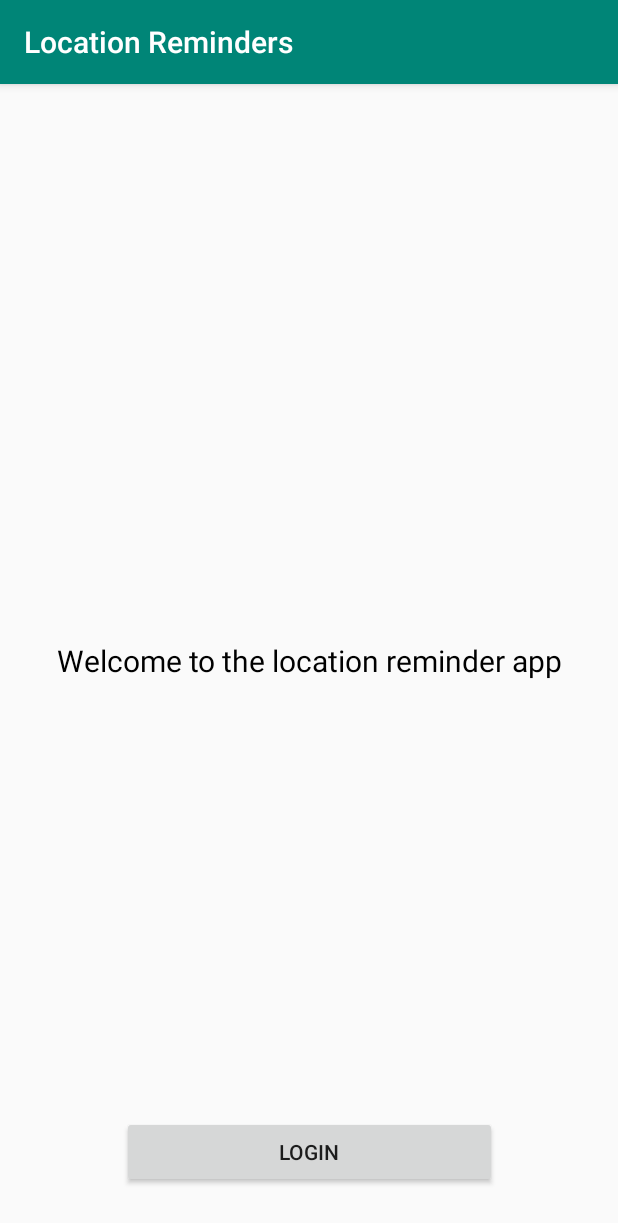
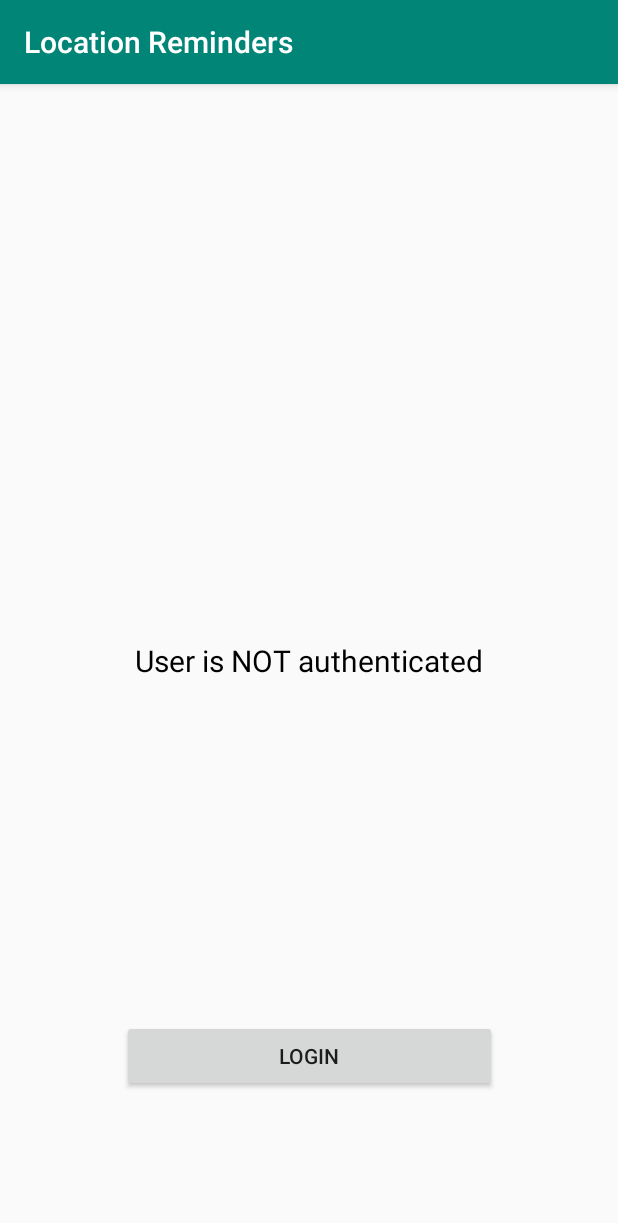
Before and after one commit to goodieosc/location-reminder-app, an Android app: the screen it shows after launch (AuthenticationActivity), on a phone screen of 412 x 824 dp. Shown: the top 1223 px of the screen. Run offline under Robolectric (Android 15) with nearby library versions, the phone set to English and light mode, and no system bars; our stand-ins replace Firebase (no records; nobody signed in at launch, a user with empty details on screens opened directly); libraries missing offline, so code that uses them is left out: com.firebase.ui.

```diff
--- a/app/src/main/java/com/udacity/project4/MyApp.kt
+++ b/app/src/main/java/com/udacity/project4/MyApp.kt
@@ -1,6 +1,7 @@
 package com.udacity.project4
 
 import android.app.Application
+import com.google.firebase.auth.FirebaseAuth
 import com.udacity.project4.locationreminders.data.ReminderDataSource
 import com.udacity.project4.locationreminders.data.local.LocalDB
 import com.udacity.project4.locationreminders.data.local.RemindersLocalRepository
--- a/app/src/main/java/com/udacity/project4/authentication/AuthenticationActivity.kt
+++ b/app/src/main/java/com/udacity/project4/authentication/AuthenticationActivity.kt
@@ -4,11 +4,19 @@ import android.app.Activity
 import android.content.Intent
 import android.os.Bundle
 import android.util.Log
+import android.view.View
+import androidx.activity.viewModels
 import androidx.appcompat.app.AppCompatActivity
+import androidx.core.content.ContentProviderCompat.requireContext
+import androidx.fragment.app.viewModels
+import androidx.lifecycle.Observer
+import androidx.navigation.findNavController
+import androidx.navigation.fragment.findNavController
 import com.firebase.ui.auth.AuthUI
 import com.firebase.ui.auth.IdpResponse
 import com.google.firebase.auth.FirebaseAuth
 import com.udacity.project4.R
+import com.udacity.project4.locationreminders.RemindersActivity
 import kotlinx.android.synthetic.main.activity_authentication.*
 
 /**
@@ -20,18 +28,28 @@ class AuthenticationActivity : AppCompatActivity() {
     val SIGN_IN_REQUEST_CODE = 1001
     val TAG = "AuthenticationActivity"
 
+    // Get a reference to the ViewModel scoped to this Fragment
+    private val viewModel by viewModels<LoginViewModel>()
+
     override fun onCreate(savedInstanceState: Bundle?) {
         super.onCreate(savedInstanceState)
         setContentView(R.layout.activity_authentication)
 
-//      TODO: Implement the create account and sign in using FirebaseUI, use sign in using email and sign in using Google
+        //Sign user out with application starts.
+        FirebaseAuth.getInstance().signOut()
+
+        //Implement the create account and sign in using FirebaseUI, use sign in using email and sign in using Google
         buttonLogin.setOnClickListener {
             launchSignInFlow()
         }
 
+        buttonSignOut.setOnClickListener{
+            signUserOut()
+        }
 
 
 //          TODO: If the user was authenticated, send him to RemindersActivity
+        observeAuthenticationState()
 
 //          TODO: a bonus is to customize the sign in flow to look nice using :
         //https://github.com/firebase/FirebaseUI-Android/blob/master/auth/README.md#custom-layout
@@ -77,4 +95,34 @@ class AuthenticationActivity : AppCompatActivity() {
         )
     }
 
+    /**
+     * Observes the authentication state and changes the UI accordingly.
+     */
+    private fun observeAuthenticationState() {
+
+        viewModel.authenticationState.observe(this, Observer { authenticationState ->
+            when (authenticationState) {
+                LoginViewModel.AuthenticationState.AUTHENTICATED -> {
+
+                    //If the user is logged in,
+                    Log.i(TAG, "User is authenticated")
+                    loginStatusTextView.setText("User is authenticated ${FirebaseAuth.getInstance().currentUser?.displayName}!")
+
+                    val intent = Intent(this, RemindersActivity::class.java)
+                    startActivity(intent)
+
+                }
+                else -> {
+                    // If there is no logged-in user,
+                    Log.i(TAG, "User is NOT authenticated")
+                    loginStatusTextView.setText("User is NOT authenticated")
+                    buttonSignOut.visibility = View.INVISIBLE
+                }
+            }
+        })
+    }
+
+    fun signUserOut() {
+        AuthUI.getInstance().signOut(applicationContext)
+    }
 }
--- /dev/null
+++ b/app/src/main/java/com/udacity/project4/authentication/FirebaseUserLiveData.kt
@@ -0,0 +1,31 @@
+package com.udacity.project4.authentication
+
+import androidx.lifecycle.LiveData
+import com.google.firebase.auth.FirebaseAuth
+import com.google.firebase.auth.FirebaseUser
+
+class FirebaseUserLiveData : LiveData<FirebaseUser?>() {
+    private val firebaseAuth = FirebaseAuth.getInstance()
+
+    // Set the value of this FireUserLiveData object by hooking it up to equal the value of the
+    // current FirebaseUser. You can utilize the FirebaseAuth.AuthStateListener callback to get
+    // updates on the current Firebase user logged into the app.
+    private val authStateListener = FirebaseAuth.AuthStateListener { firebaseAuth ->
+        // Use the FirebaseAuth instance instantiated at the beginning of the class to get an
+        //  entry point into the Firebase Authentication SDK the app is using.
+        //  With an instance of the FirebaseAuth class, you can now query for the current user.
+        value = firebaseAuth.currentUser
+    }
+
+    // When this object has an active observer, start observing the FirebaseAuth state to see if
+    // there is currently a logged in user.
+    override fun onActive() {
+        firebaseAuth.addAuthStateListener(authStateListener)
+    }
+
+    // When this object no longer has an active observer, stop observing the FirebaseAuth state to
+    // prevent memory leaks.
+    override fun onInactive() {
+        firebaseAuth.removeAuthStateListener(authStateListener)
+    }
+}
--- /dev/null
+++ b/app/src/main/java/com/udacity/project4/authentication/LoginViewModel.kt
@@ -0,0 +1,22 @@
+package com.udacity.project4.authentication
+
+import androidx.lifecycle.ViewModel
+import androidx.lifecycle.map
+
+class LoginViewModel : ViewModel() {
+
+    enum class AuthenticationState {
+        AUTHENTICATED, UNAUTHENTICATED, INVALID_AUTHENTICATION
+    }
+
+    // Create an authenticationState variable based off the FirebaseUserLiveData object. By
+    // creating this variable, other classes will be able to query for whether the user is logged
+    // in or not
+    val authenticationState = FirebaseUserLiveData().map { user ->
+        if (user != null) {
+            AuthenticationState.AUTHENTICATED
+        } else {
+            AuthenticationState.UNAUTHENTICATED
+        }
+    }
+}
--- a/app/src/main/java/com/udacity/project4/locationreminders/RemindersActivity.kt
+++ b/app/src/main/java/com/udacity/project4/locationreminders/RemindersActivity.kt
@@ -8,6 +8,7 @@ import androidx.appcompat.app.AppCompatActivity
 import androidx.core.app.ActivityCompat
 import androidx.core.content.ContextCompat
 import androidx.navigation.fragment.NavHostFragment
+import com.firebase.ui.auth.AuthUI
 import com.udacity.project4.R
 import kotlinx.android.synthetic.main.activity_reminders.*
 
@@ -19,7 +20,6 @@ class RemindersActivity : AppCompatActivity() {
     override fun onCreate(savedInstanceState: Bundle?) {
         super.onCreate(savedInstanceState)
         setContentView(R.layout.activity_reminders)
-
     }
 
     override fun onOptionsItemSelected(item: MenuItem): Boolean {
--- a/app/src/main/res/layout/activity_authentication.xml
+++ b/app/src/main/res/layout/activity_authentication.xml
@@ -7,6 +7,7 @@
     tools:context=".authentication.AuthenticationActivity">
 
     <TextView
+        android:id="@+id/loginStatusTextView"
         android:layout_width="wrap_content"
         android:layout_height="wrap_content"
         android:text="@string/welcome_to_the_location_reminder_app"
@@ -21,11 +22,24 @@
         android:id="@+id/buttonLogin"
         android:layout_width="wrap_content"
         android:layout_height="wrap_content"
+        android:layout_marginBottom="16dp"
+        android:width="250dp"
+        android:text="Login"
+        app:layout_constraintBottom_toTopOf="@+id/buttonSignOut"
+        app:layout_constraintEnd_toEndOf="parent"
+        app:layout_constraintHorizontal_bias="0.503"
+        app:layout_constraintStart_toStartOf="parent" />
+
+    <Button
+        android:id="@+id/buttonSignOut"
+        android:layout_width="wrap_content"
+        android:layout_height="wrap_content"
         android:layout_marginBottom="32dp"
         android:width="250dp"
-        android:text="Login"
+        android:text="Sign out"
         app:layout_constraintBottom_toBottomOf="parent"
         app:layout_constraintEnd_toEndOf="parent"
+        app:layout_constraintHorizontal_bias="0.503"
         app:layout_constraintStart_toStartOf="parent" />
 
 </androidx.constraintlayout.widget.ConstraintLayout>
--- a/app/src/main/res/navigation/nav_graph.xml
+++ b/app/src/main/res/navigation/nav_graph.xml
@@ -32,5 +32,10 @@
         android:id="@+id/selectLocationFragment"
         android:name="com.udacity.project4.locationreminders.savereminder.selectreminderlocation.SelectLocationFragment"
         android:label="Select Location" />
+    <activity
+        android:id="@+id/authenticationActivity"
+        android:name="com.udacity.project4.authentication.AuthenticationActivity"
+        android:label="activity_authentication"
+        tools:layout="@layout/activity_authentication" />
 
 </navigation>
```
